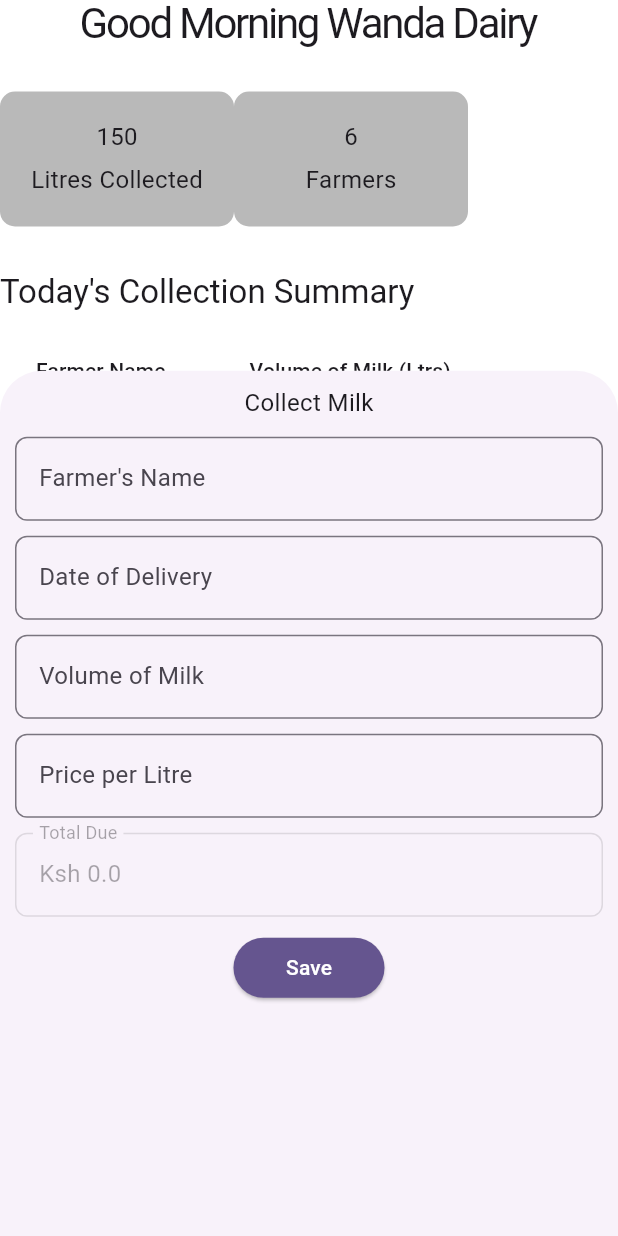
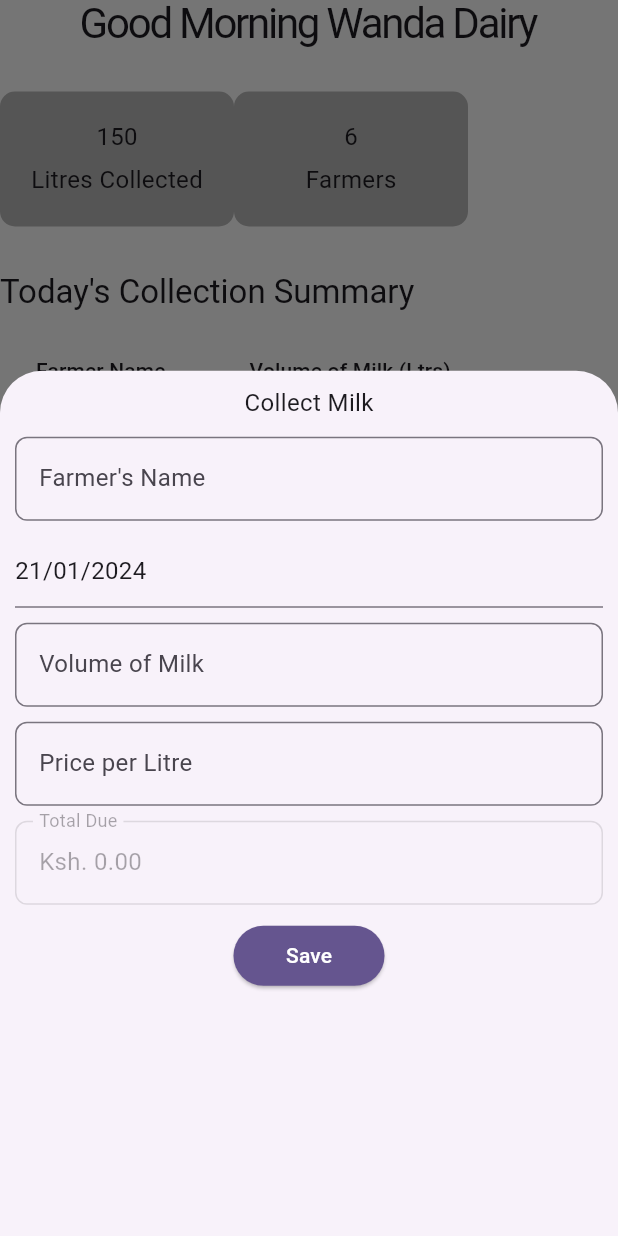
Before and after one commit to kariuki-joseph/wanda-dairy, a Flutter app: the DairyHomeTab widget shown alone on an empty page, opened directly, after a tap on "Collect Milk", on a phone screen of 412 x 824 dp. Run offline on Flutter 3.47's test engine with Material 3 defaults, Android fonts, the phone set to English and light mode, and no system bars; our stand-ins replace cloud_firestore, firebase_auth, firebase_core, get; accounts and stored records are empty; statements that could not run were skipped.

Commit message:
validate TextFormFields using a validator + controllers

```diff
--- a/lib/screens/home/tabs/dairy_home_tab.dart
+++ b/lib/screens/home/tabs/dairy_home_tab.dart
@@ -1,11 +1,21 @@
 import 'package:flutter/material.dart';
+import 'package:get/get.dart';
+import 'package:intl/intl.dart';
+import 'package:wanda_dairy/screens/home/controller/milk_collection_controller.dart';
+import 'package:wanda_dairy/screens/home/controller/register_farmer_controller.dart';
 import 'package:wanda_dairy/widgets/custom_input.dart';
 import 'package:wanda_dairy/widgets/info_box.dart';
 import 'package:wanda_dairy/widgets/primary_button.dart';
 import 'package:wanda_dairy/widgets/secondary_button.dart';
+import 'package:wanda_dairy/widgets/my_btn_loader.dart';
 
 class DairyHomeTab extends StatelessWidget {
-  const DairyHomeTab({
+  final RegisterFarmerController farmerController =
+      Get.put(RegisterFarmerController());
+  final MilkCollectionController milkCollectionController =
+      Get.put(MilkCollectionController());
+
+  DairyHomeTab({
     super.key,
   });
 
@@ -97,7 +107,8 @@ class DairyHomeTab extends StatelessWidget {
           alignment: Alignment.bottomRight,
           child: SecondaryButton(
             onPressed: () {
-              showBottomSheet(
+              showModalBottomSheet(
+                isScrollControlled: true,
                 context: context,
                 builder: (BuildContext context) {
                   return buildCollectMilkBottomSheet(context);
@@ -123,13 +134,16 @@ class DairyHomeTab extends StatelessWidget {
               "Collect Milk",
               style: Theme.of(context).textTheme.bodyLarge,
             ),
-            const SizedBox(height: 10),
             Expanded(
               child: SingleChildScrollView(
+                child: Form(
+                  key: milkCollectionController.formKey,
                   child: Column(
                     children: [
+                      const SizedBox(height: 10),
                       TextFormField(
                         readOnly: true,
+                        controller: milkCollectionController.nameController,
                         decoration: InputDecoration(
                           labelText: "Farmer's Name",
                           hintText: "Enter Farmer's Name",
@@ -137,8 +151,116 @@ class DairyHomeTab extends StatelessWidget {
                             borderRadius: BorderRadius.circular(8),
                           ),
                         ),
+                        validator: (value) {
+                          if (value!.isEmpty) {
+                            return "Farmer's Name is required";
+                          }
+                          return null;
+                        },
                         onTap: () {
-                        showModalBottomSheet(
+                          openSelectFarmerDialog(context);
+                        },
+                      ),
+                      const SizedBox(height: 10),
+                      TextFormField(
+                        controller: milkCollectionController.dateController,
+                        decoration: CustomTextFormField.myInputDecoration(
+                          labelText: "Date of Delivery",
+                          hintText: "10/01/2028",
+                        ),
+                        keyboardType: TextInputType.datetime,
+                        validator: (value) {
+                          if (value!.isEmpty) {
+                            return "Date of Delivery is required";
+                          }
+                          return null;
+                        },
+                        onTap: () async {
+                          final selectedDate = await showDatePicker(
+                            context: context,
+                            firstDate: DateTime.now(),
+                            lastDate: DateTime(
+                              DateTime.now().year + 1,
+                            ),
+                          );
+                          if (selectedDate != null) {
+                            milkCollectionController.dateController.text =
+                                DateFormat("dd/MM/yyyy").format(selectedDate);
+                          }
+                        },
+                      ),
+                      const SizedBox(height: 10),
+                      CustomTextFormField(
+                        labelText: "Volume of Milk",
+                        hintText: "Volume of Milk (Litres)",
+                        controller:
+                            milkCollectionController.milkVolumeController,
+                        onChanged: (value) {
+                          milkCollectionController.volumeOfMilk.value = value;
+                        },
+                        keyboardType: const TextInputType.numberWithOptions(
+                            decimal: true),
+                        validator: (value) {
+                          if (value!.isEmpty) {
+                            return "Volume of Milk is required";
+                          }
+                          return null;
+                        },
+                      ),
+                      const SizedBox(height: 10),
+                      CustomTextFormField(
+                        labelText: "Price per Litre",
+                        hintText: "Price per",
+                        controller:
+                            milkCollectionController.pricePerLtrController,
+                        onChanged: (value) => milkCollectionController
+                            .pricePerLitre.value = value,
+                        keyboardType: const TextInputType.numberWithOptions(
+                            decimal: true),
+                        validator: (value) {
+                          if (value!.isEmpty) {
+                            return "Price per litre is required";
+                          }
+                          return null;
+                        },
+                      ),
+                      const SizedBox(height: 10),
+                      TextFormField(
+                        enabled: false,
+                        controller: milkCollectionController.earningsController,
+                        decoration: InputDecoration(
+                          labelText: "Total Due",
+                          border: OutlineInputBorder(
+                            borderRadius: BorderRadius.circular(8),
+                          ),
+                        ),
+                      ),
+                      const SizedBox(height: 10),
+                      Obx(
+                        () => PrimaryButton(
+                          onPressed: () {
+                            // save milk collection
+                            milkCollectionController.saveMilkCollection();
+                          },
+                          child: milkCollectionController.isLoading.value
+                              ? const MyBtnLoader()
+                              : const Text("Save"),
+                        ),
+                      ),
+                    ],
+                  ),
+                ),
+              ),
+            )
+          ],
+        ),
+      ),
+    );
+  }
+
+  Future<dynamic> openSelectFarmerDialog(BuildContext context) {
+    return showModalBottomSheet(
+      isScrollControlled: true,
       context: context,
       builder: (context) {
         return FractionallySizedBox(
@@ -149,74 +271,32 @@ class DairyHomeTab extends StatelessWidget {
               children: [
                 Text(
                   "Select Farmer",
-                                      style:
-                                          Theme.of(context).textTheme.bodyLarge,
+                  style: Theme.of(context).textTheme.bodyLarge,
                 ),
                 const SizedBox(height: 10),
                 Expanded(
                   child: ListView.builder(
-                                        itemCount: 10,
+                    itemCount: farmerController.registeredFarmers.length,
                     itemBuilder: (context, index) {
                       return ListTile(
-                                            title: Text("Farmer $index"),
+                        title: Text(
+                          farmerController.registeredFarmers[index].name,
+                        ),
                         onTap: () {
+                          // set this as the selected Farmer
+                          milkCollectionController.selectedFarmer.value =
+                              farmerController.registeredFarmers[index];
                           Navigator.pop(context);
                         },
                       );
                     },
                   ),
-                                    )
+                ),
               ],
             ),
           ),
         );
       },
     );
-                      },
-                    ),
-                    const SizedBox(height: 10),
-                    const CustomTextFormField(
-                      labelText: "Date of Delivery",
-                      hintText: "10/01/2028",
-                      keyboardType: TextInputType.datetime,
-                    ),
-                    const SizedBox(height: 10),
-                    const CustomTextFormField(
-                      labelText: "Volume of Milk",
-                      hintText: "Volume of Milk (Litres)",
-                      keyboardType:
-                          TextInputType.numberWithOptions(decimal: true),
-                    ),
-                    const SizedBox(height: 10),
-                    const CustomTextFormField(
-                      labelText: "Price per Litre",
-                      hintText: "Price per",
-                      keyboardType:
-                          TextInputType.numberWithOptions(decimal: true),
-                    ),
-                    const SizedBox(height: 10),
-                    TextFormField(
-                      enabled: false,
-                      initialValue: "Ksh 0.0",
-                      decoration: InputDecoration(
-                        labelText: "Total Due",
-                        border: OutlineInputBorder(
-                          borderRadius: BorderRadius.circular(8),
-                        ),
-                      ),
-                    ),
-                    const SizedBox(height: 10),
-                    PrimaryButton(
-                      onPressed: () {},
-                      child: const Text("Save"),
-                    )
-                  ],
-                ),
-              ),
-            )
-          ],
-        ),
-      ),
-    );
   }
 }
```
Lines whose indentation alone changed are shown as unchanged.
